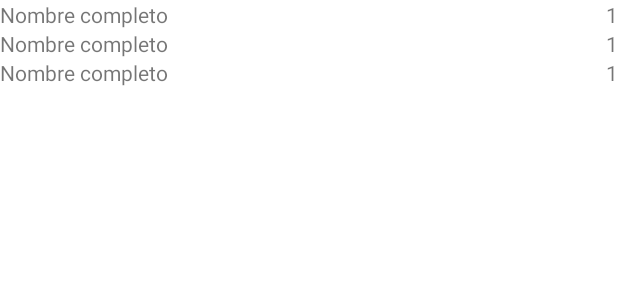
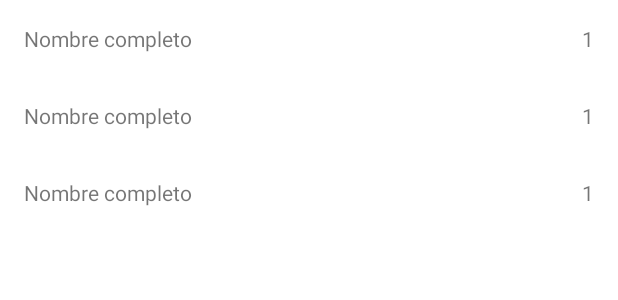
Before and after one commit to ArthurDioses/UserSP, an Android app: the layout activity_main.xml on its own in the app's theme, with its tools: preview values and no code run, on a phone screen of 412 x 824 dp. Shown: the top 300 px of the screen. Run offline under Robolectric (Android 15) with nearby library versions, the phone set to English and light mode, and no system bars.

Commit message:
- Set dimens en items

```diff
--- a/app/src/main/res/layout/item_user.xml
+++ b/app/src/main/res/layout/item_user.xml
@@ -2,6 +2,7 @@
 <androidx.constraintlayout.widget.ConstraintLayout xmlns:android="http://schemas.android.com/apk/res/android"
     xmlns:app="http://schemas.android.com/apk/res-auto"
     android:layout_width="match_parent"
+    android:padding="@dimen/common_padding_default"
     android:layout_height="wrap_content">
 
     <TextView
--- /dev/null
+++ b/app/src/main/res/values/dimens.xml
@@ -0,0 +1,4 @@
+<?xml version="1.0" encoding="utf-8"?>
+<resources>
+    <dimen name="common_padding_default">16dp</dimen>
+</resources>
```
